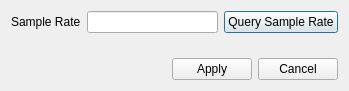
First picture: the form in setsampleratedialog.ui, repository d-wizard/plotter, before the edit.
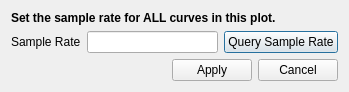
Second picture: the form after the edit.

Commit message: Get the new Set Sample Rate Dialog plumbed in.

The edit to the form file:
```diff
--- a/setsampleratedialog.ui
+++ b/setsampleratedialog.ui
@@ -14,6 +14,19 @@
    <string>Dialog</string>
   </property>
   <layout class="QVBoxLayout" name="verticalLayout">
+   <item>
+    <widget class="QLabel" name="label_2">
+     <property name="font">
+      <font>
+       <weight>75</weight>
+       <bold>true</bold>
+      </font>
+     </property>
+     <property name="text">
+      <string>Set the sample rate for ALL curves in this plot.</string>
+     </property>
+    </widget>
+   </item>
    <item>
     <layout class="QHBoxLayout" name="horizontalLayout">
      <item>
```
Left out of the diff: 6 changed lines with no effect on the pictures. The commit also changes 5 other files.
